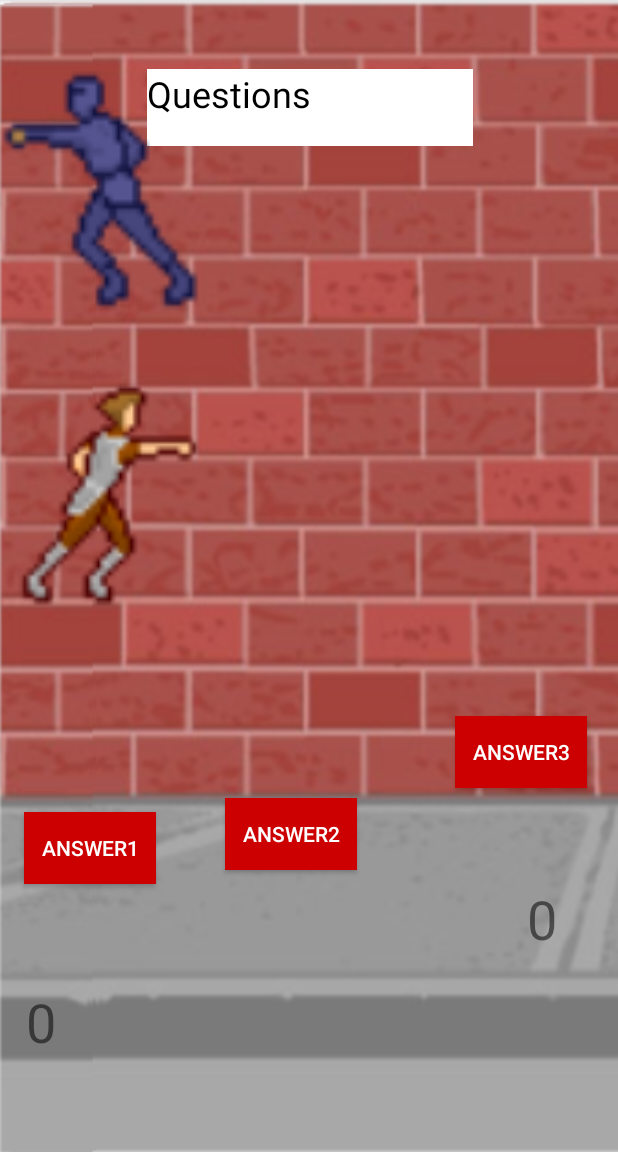
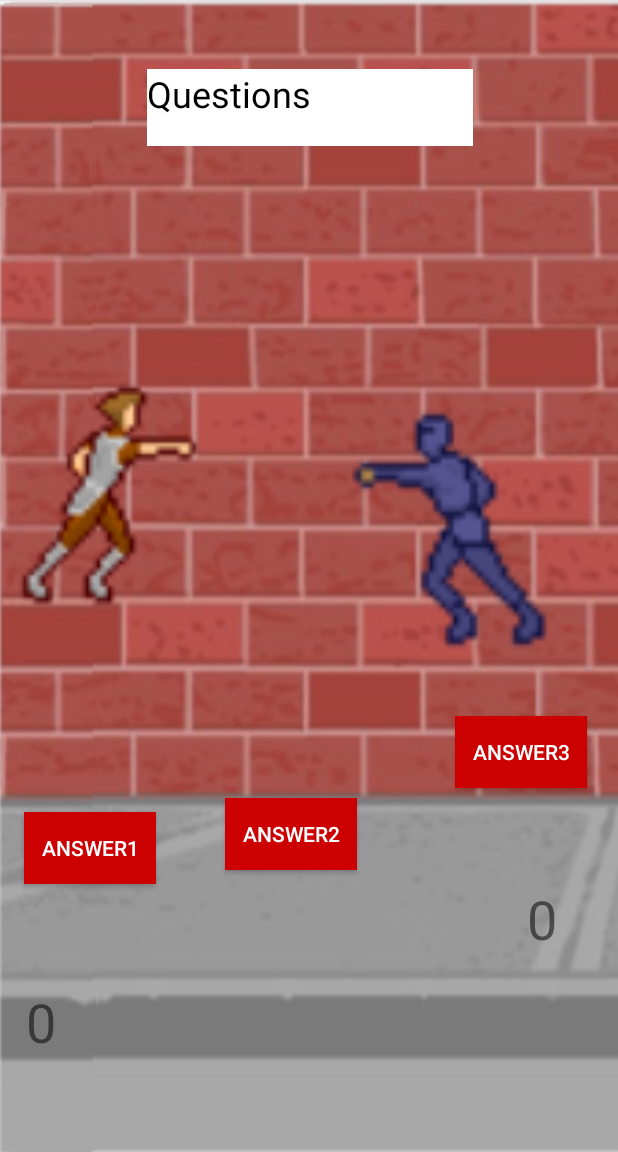
Before and after one commit to DSMan97/Game_English, an Android app: the Questions screen opened directly, with no data from a screen before it, on a phone screen of 412 x 824 dp, the part 84-1236 px from its top. Run offline under Robolectric (Android 15) with nearby library versions, the phone set to English and light mode, and no system bars.

Commit message:
Vista Preguntas Diseño

```diff
--- a/app/src/main/res/layout/activity_questions.xml
+++ b/app/src/main/res/layout/activity_questions.xml
@@ -135,9 +135,17 @@
         android:id="@+id/ninja2"
         android:layout_width="134dp"
         android:layout_height="230dp"
-        app:srcCompat="@drawable/ninja12"
-        tools:layout_editor_absoluteX="216dp"
-        tools:layout_editor_absoluteY="119dp" />
+        android:layout_marginStart="8dp"
+        android:layout_marginTop="8dp"
+        android:layout_marginEnd="8dp"
+        android:layout_marginBottom="8dp"
+        app:layout_constraintBottom_toBottomOf="parent"
+        app:layout_constraintEnd_toEndOf="parent"
+        app:layout_constraintHorizontal_bias="0.697"
+        app:layout_constraintStart_toEndOf="@+id/sprite2"
+        app:layout_constraintTop_toTopOf="parent"
+        app:layout_constraintVertical_bias="0.418"
+        app:srcCompat="@drawable/ninja12" />
 
     <TextView
         android:id="@+id/score1"
```
